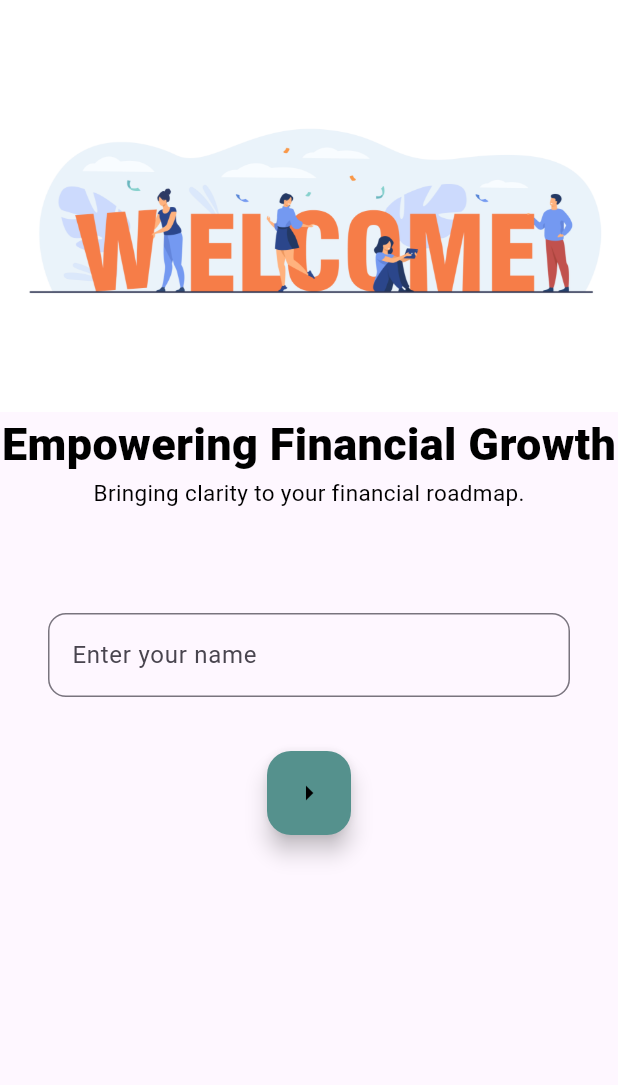
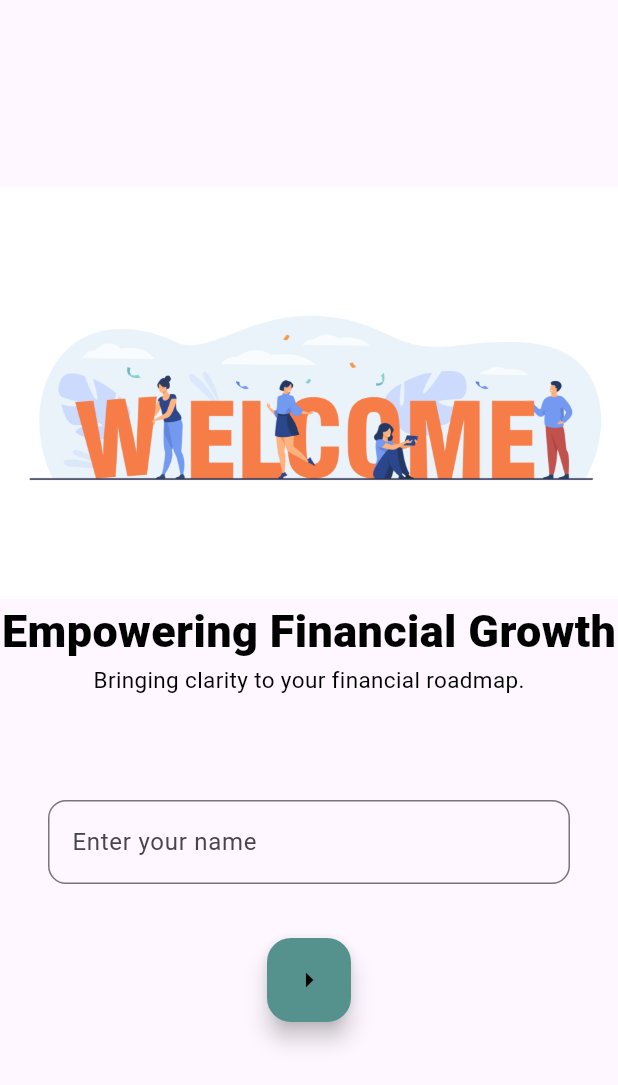
Before and after one commit to josssss07/finsavyy, a Flutter app: the screen it shows after launch, on a phone screen of 412 x 824 dp. Shown: the top 1085 px of the screen. Run offline on Flutter 3.47's test engine with Material 3 defaults, Android fonts, the phone set to English and light mode, and no system bars; our stand-ins replace hive, hive_flutter, syncfusion_flutter_charts; accounts and stored records are empty.

Commit message:
login fix

```diff
--- a/lib/login/login_page.dart
+++ b/lib/login/login_page.dart
@@ -24,7 +24,8 @@ class _LoginPageState extends State<LoginPage> {
   Widget build(BuildContext context) {
     TextEditingController username = TextEditingController();
     return Scaffold(
-        body: SingleChildScrollView(
+        body: Center(
+          child: SingleChildScrollView(
             child: Center(
                   child: Column(mainAxisAlignment: MainAxisAlignment.center, children: [
             const Image(image: AssetImage('assets/images/welc.jpg')),
@@ -75,6 +76,7 @@ class _LoginPageState extends State<LoginPage> {
                 ))
                   ]),
                 ),
+          ),
         ));
   }
 }
```
Lines whose indentation alone changed are shown as unchanged.
